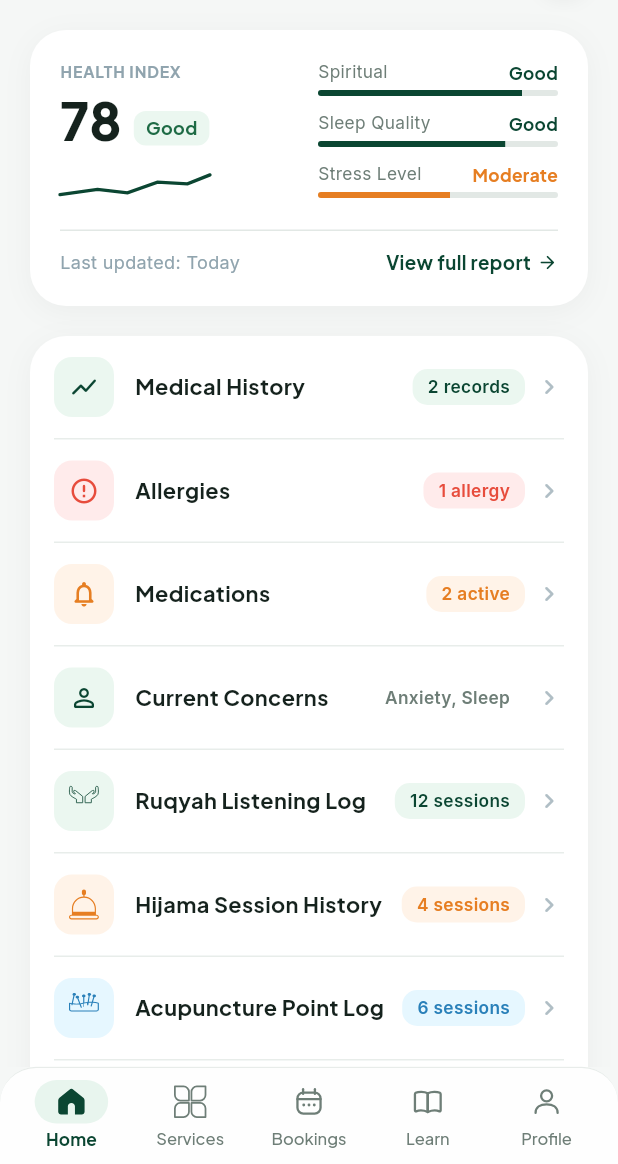
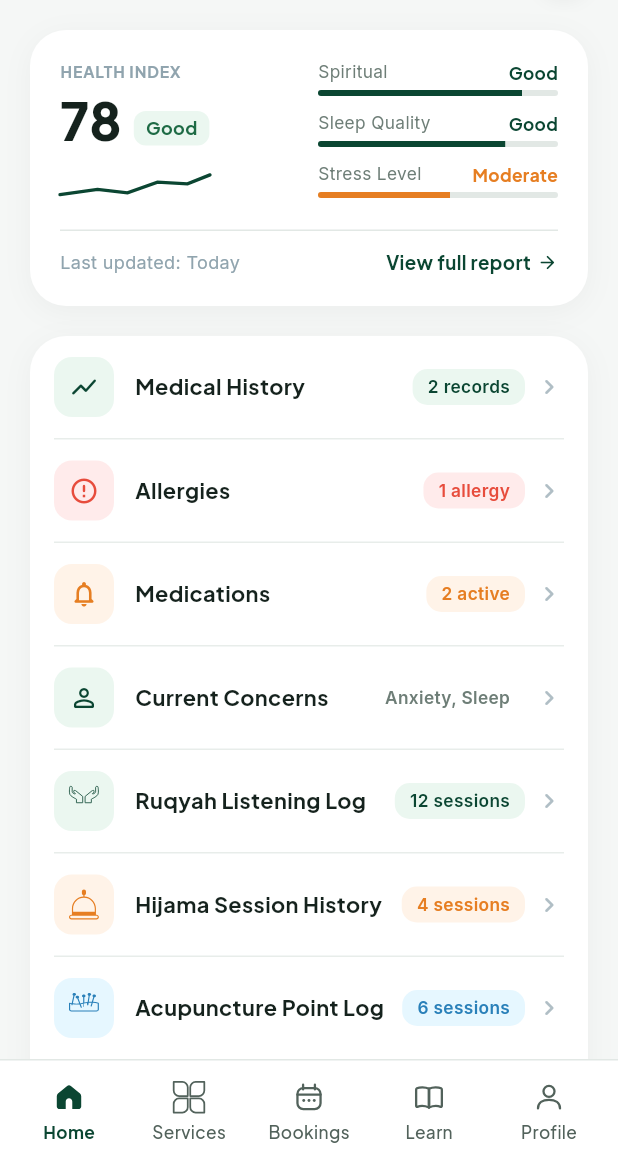
Before and after one commit to sadikmahmudadive/Ruqyah-Healing, a Flutter app: the HealthProfileDetailScreen screen opened directly, on a phone screen of 412 x 824 dp, the part 72-1236 px from its top. Run offline on Flutter 3.47's test engine with Material 3 defaults, Android fonts, the phone set to English and light mode, and no system bars; our stand-ins replace cloud_firestore, firebase_auth, firebase_core, google_sign_in; accounts and stored records are empty.

Commit message:
Restore clean full-width edge-to-edge bottom navigation bar matching reference designs

```diff
--- a/lib/widgets/global_bottom_navbar.dart
+++ b/lib/widgets/global_bottom_navbar.dart
@@ -1,5 +1,3 @@
-import 'dart:ui';
-
 import 'package:flutter/material.dart';
 import 'package:flutter/services.dart';
 
@@ -18,7 +16,7 @@ class GlobalBottomNavBar extends StatelessWidget {
   final ValueChanged<NavigationTab> onTabSelected;
 
   static const Color activeColor = Color(0xFF0B4632);
-  static const Color inactiveColor = Color(0xFF6E7E77);
+  static const Color inactiveColor = Color(0xFF52625B);
 
   const GlobalBottomNavBar({
     super.key,
@@ -30,35 +28,21 @@ class GlobalBottomNavBar extends StatelessWidget {
   Widget build(BuildContext context) {
     final bottomPadding = MediaQuery.of(context).padding.bottom;
 
-    return ClipRRect(
-      borderRadius: const BorderRadius.vertical(top: Radius.circular(24)),
-      child: BackdropFilter(
-        filter: ImageFilter.blur(sigmaX: 24, sigmaY: 24),
-        child: Container(
-          decoration: BoxDecoration(
-            color: Colors.white.withValues(alpha: 0.95),
-            borderRadius:
-                const BorderRadius.vertical(top: Radius.circular(24)),
+    return Container(
+      decoration: const BoxDecoration(
+        color: Colors.white,
         border: Border(
           top: BorderSide(
-                color: const Color(0xFFE2E8E5).withValues(alpha: 0.80),
-                width: 0.8,
+            color: Color(0xFFE2E8E5),
+            width: 1.0,
           ),
         ),
-            boxShadow: [
-              BoxShadow(
-                color: const Color(0xFF0B4632).withValues(alpha: 0.06),
-                offset: const Offset(0, -6),
-                blurRadius: 24,
-                spreadRadius: 0,
-              ),
-            ],
       ),
       padding: EdgeInsets.only(
-            top: 6,
-            bottom: bottomPadding > 0 ? bottomPadding + 2 : 8,
-            left: 8,
-            right: 8,
+        top: 10,
+        bottom: bottomPadding > 0 ? bottomPadding + 2 : 10,
+        left: 6,
+        right: 6,
       ),
       child: Row(
         mainAxisAlignment: MainAxisAlignment.spaceAround,
@@ -110,8 +94,6 @@ class GlobalBottomNavBar extends StatelessWidget {
           ),
         ],
       ),
-        ),
-      ),
     );
   }
 
@@ -131,45 +113,24 @@ class GlobalBottomNavBar extends StatelessWidget {
             HapticFeedback.selectionClick();
             onTabSelected(tab);
           },
-          borderRadius: BorderRadius.circular(16),
-          splashColor: activeColor.withValues(alpha: 0.08),
+          borderRadius: BorderRadius.circular(12),
+          splashColor: activeColor.withValues(alpha: 0.06),
           highlightColor: Colors.transparent,
           child: Padding(
-            padding: const EdgeInsets.symmetric(vertical: 2.0),
+            padding: const EdgeInsets.symmetric(vertical: 4.0),
             child: Column(
               mainAxisSize: MainAxisSize.min,
               children: [
-                // Animated Active Indicator Pill + Icon
-                AnimatedContainer(
-                  duration: const Duration(milliseconds: 240),
-                  curve: Curves.easeOutCubic,
-                  padding:
-                      const EdgeInsets.symmetric(horizontal: 14, vertical: 4),
-                  decoration: BoxDecoration(
-                    color: isSelected
-                        ? const Color(0xFFE8F5EE)
-                        : Colors.transparent,
-                    borderRadius: BorderRadius.circular(16),
-                  ),
-                  child: AnimatedScale(
-                    scale: isSelected ? 1.08 : 1.0,
-                    duration: const Duration(milliseconds: 240),
-                    curve: Curves.easeOutCubic,
-                    child: iconBuilder(isSelected, color),
-                  ),
-                ),
-                const SizedBox(height: 3),
-                // Minimalist typography
-                AnimatedDefaultTextStyle(
-                  duration: const Duration(milliseconds: 240),
+                iconBuilder(isSelected, color),
+                const SizedBox(height: 4),
+                Text(
+                  label,
                   style: TextStyle(
                     fontFamily: 'PlusJakartaSans',
-                    fontSize: isSelected ? 11.5 : 11.0,
+                    fontSize: 11.5,
                     fontWeight: isSelected ? FontWeight.w700 : FontWeight.w500,
                     color: color,
-                    letterSpacing: isSelected ? 0.1 : 0.0,
                   ),
-                  child: Text(label),
                 ),
               ],
             ),
```
Lines whose indentation alone changed are shown as unchanged.
